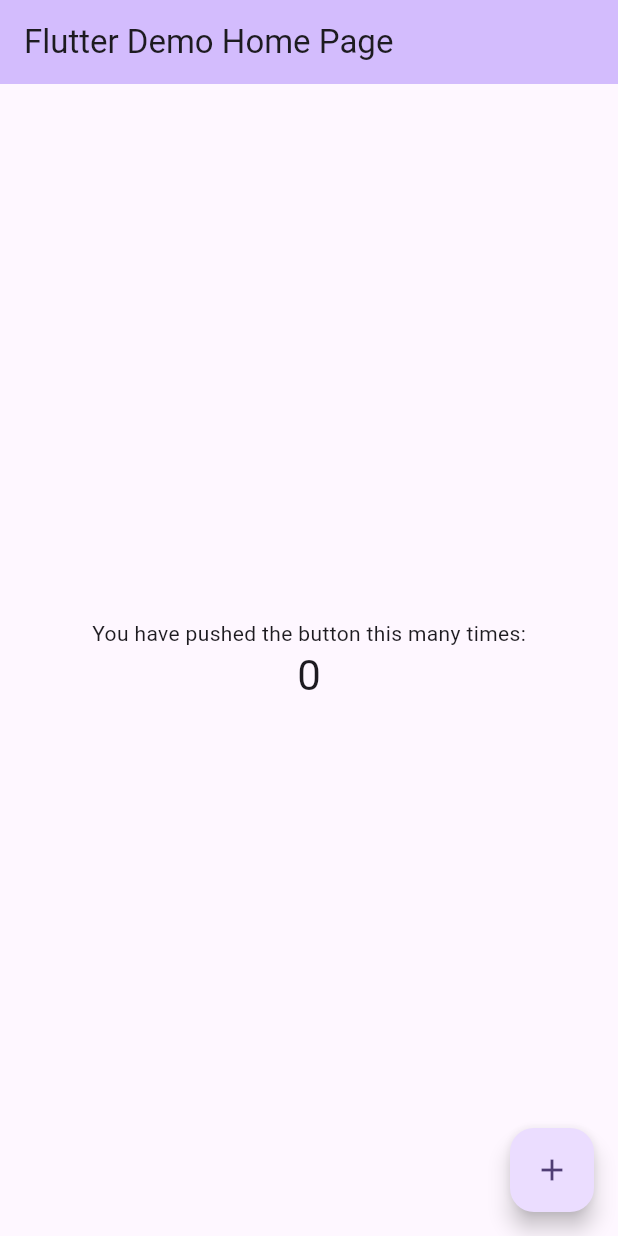
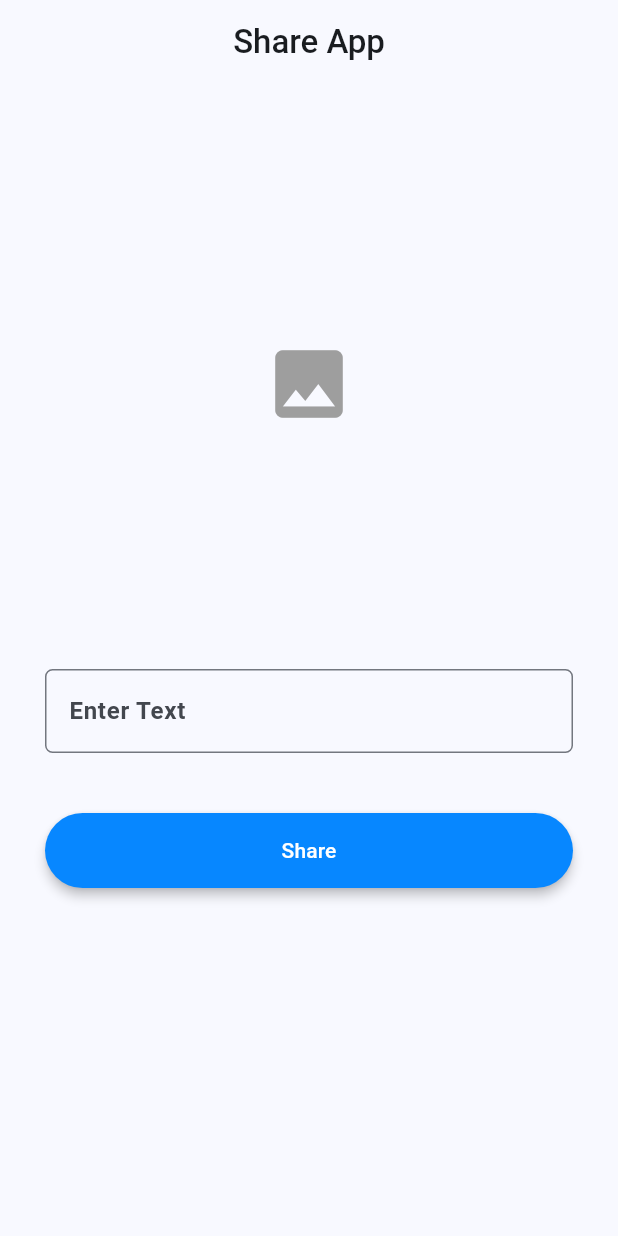
Before and after one commit to ammardev99/share_image_text, a Flutter app: the screen it shows after launch, on a phone screen of 412 x 824 dp. Run offline on Flutter 3.47's test engine with Material 3 defaults, Android fonts, the phone set to English and light mode, and no system bars; our stand-ins replace image_picker.

Commit message:
pick image and add text

```diff
--- a/lib/main.dart
+++ b/lib/main.dart
@@ -1,4 +1,6 @@
 import 'package:flutter/material.dart';
+
+import 'modules/share.dart';
 
 void main() {
   runApp(const MyApp());
@@ -7,119 +9,16 @@
 class MyApp extends StatelessWidget {
   const MyApp({super.key});
 
-  // This widget is the root of your application.
   @override
   Widget build(BuildContext context) {
     return MaterialApp(
-      title: 'Flutter Demo',
+      debugShowCheckedModeBanner: false,
+      title: 'AmmarDev99',
       theme: ThemeData(
-        // This is the theme of your application.
-        //
-        // TRY THIS: Try running your application with "flutter run". You'll see
-        // the application has a purple toolbar. Then, without quitting the app,
-        // try changing the seedColor in the colorScheme below to Colors.green
-        // and then invoke "hot reload" (save your changes or press the "hot
-        // reload" button in a Flutter-supported IDE, or press "r" if you used
-        // the command line to start the app).
-        //
-        // Notice that the counter didn't reset back to zero; the application
-        // state is not lost during the reload. To reset the state, use hot
-        // restart instead.
-        //
-        // This works for code too, not just values: Most code changes can be
-        // tested with just a hot reload.
-        colorScheme: ColorScheme.fromSeed(seedColor: Colors.deepPurple),
+        colorScheme: ColorScheme.fromSeed(seedColor: Colors.blue),
         useMaterial3: true,
       ),
-      home: const MyHomePage(title: 'Flutter Demo Home Page'),
+      home: const ShareApp(),
     );
   }
 }
-
-class MyHomePage extends StatefulWidget {
-  const MyHomePage({super.key, required this.title});
-
-  // This widget is the home page of your application. It is stateful, meaning
-  // that it has a State object (defined below) that contains fields that affect
-  // how it looks.
-
-  // This class is the configuration for the state. It holds the values (in this
-  // case the title) provided by the parent (in this case the App widget) and
-  // used by the build method of the State. Fields in a Widget subclass are
-  // always marked "final".
-
-  final String title;
-
-  @override
-  State<MyHomePage> createState() => _MyHomePageState();
-}
-
-class _MyHomePageState extends State<MyHomePage> {
-  int _counter = 0;
-
-  void _incrementCounter() {
-    setState(() {
-      // This call to setState tells the Flutter framework that something has
-      // changed in this State, which causes it to rerun the build method below
-      // so that the display can reflect the updated values. If we changed
-      // _counter without calling setState(), then the build method would not be
-      // called again, and so nothing would appear to happen.
-      _counter++;
-    });
-  }
-
-  @override
-  Widget build(BuildContext context) {
-    // This method is rerun every time setState is called, for instance as done
-    // by the _incrementCounter method above.
-    //
-    // The Flutter framework has been optimized to make rerunning build methods
-    // fast, so that you can just rebuild anything that needs updating rather
-    // than having to individually change instances of widgets.
-    return Scaffold(
-      appBar: AppBar(
-        // TRY THIS: Try changing the color here to a specific color (to
-        // Colors.amber, perhaps?) and trigger a hot reload to see the AppBar
-        // change color while the other colors stay the same.
-        backgroundColor: Theme.of(context).colorScheme.inversePrimary,
-        // Here we take the value from the MyHomePage object that was created by
-        // the App.build method, and use it to set our appbar title.
-        title: Text(widget.title),
-      ),
-      body: Center(
-        // Center is a layout widget. It takes a single child and positions it
-        // in the middle of the parent.
-        child: Column(
-          // Column is also a layout widget. It takes a list of children and
-          // arranges them vertically. By default, it sizes itself to fit its
-          // children horizontally, and tries to be as tall as its parent.
-          //
-          // Column has various properties to control how it sizes itself and
-          // how it positions its children. Here we use mainAxisAlignment to
-          // center the children vertically; the main axis here is the vertical
-          // axis because Columns are vertical (the cross axis would be
-          // horizontal).
-          //
-          // TRY THIS: Invoke "debug painting" (choose the "Toggle Debug Paint"
-          // action in the IDE, or press "p" in the console), to see the
-          // wireframe for each widget.
-          mainAxisAlignment: MainAxisAlignment.center,
-          children: <Widget>[
-            const Text(
-              'You have pushed the button this many times:',
-            ),
-            Text(
-              '$_counter',
-              style: Theme.of(context).textTheme.headlineMedium,
-            ),
-          ],
-        ),
-      ),
-      floatingActionButton: FloatingActionButton(
-        onPressed: _incrementCounter,
-        tooltip: 'Increment',
-        child: const Icon(Icons.add),
-      ), // This trailing comma makes auto-formatting nicer for build methods.
-    );
-  }
-}
--- /dev/null
+++ b/lib/modules/share.dart
@@ -0,0 +1,144 @@
+import 'dart:io';
+
+import 'package:flutter/material.dart';
+import 'package:image_picker/image_picker.dart';
+
+class ShareApp extends StatefulWidget {
+  const ShareApp({super.key});
+
+  @override
+  State<ShareApp> createState() => _ShareAppState();
+}
+
+class _ShareAppState extends State<ShareApp> {
+  final GlobalKey<FormState> _formKey = GlobalKey<FormState>();
+  get formKey => _formKey;
+  TextEditingController textController = TextEditingController();
+  File? imagePick;
+  final _picker = ImagePicker();
+
+  Future getImage() async {
+    final pickedFile =
+        await _picker.pickImage(source: ImageSource.gallery, imageQuality: 80);
+    if (pickedFile != null) {
+      setState(() {
+        imagePick = File(pickedFile.path);
+      });
+    }
+  }
+
+  @override
+  Widget build(BuildContext context) {
+    return Scaffold(
+// app bar
+      appBar: AppBar(
+        title: const Text(
+          "Share App",
+          style: TextStyle(fontWeight: FontWeight.w500),
+        ),
+        centerTitle: true,
+      ),
+      body: SingleChildScrollView(
+        scrollDirection: Axis.vertical,
+        physics: const BouncingScrollPhysics(),
+        child: Container(
+          margin: const EdgeInsets.all(20),
+          child: Form(
+            key: formKey,
+            child: Column(
+              children: [
+                const SizedBox(
+                  height: 20,
+                ),
+                // pick image
+                InkWell(
+                  onTap: () => getImage(),
+                  borderRadius: BorderRadius.circular(15),
+                  child: SizedBox(
+                    width: 320,
+                    height: 320,
+                    child: Center(
+                        child:
+// image icon
+                            imagePick == null
+                                ? const SizedBox(
+                                    height: 80,
+                                    child: Icon(
+                                      Icons.image,
+                                      color: Colors.grey,
+                                      size: 60,
+                                    ),
+                                  )
+                                : Image.file(
+                                    File(imagePick!.path),
+                                    fit: BoxFit.contain,
+                                  )),
+                  ),
+                ),
+                const SizedBox(height: 20,),
+// enter text
+                Container(
+                  margin: const EdgeInsets.all(10),
+                  child: Column(
+                    crossAxisAlignment: CrossAxisAlignment.start,
+                    children: [
+                      TextFormField(
+                          controller: textController,
+                          decoration: const InputDecoration(
+                            label: Text(
+                              "Enter Text",
+                              style: TextStyle(
+                                  fontSize: 16, fontWeight: FontWeight.bold),
+                            ),
+                            border: OutlineInputBorder(
+                                borderRadius: BorderRadius.all(
+                              Radius.circular(5),
+                            )),
+                          ),
+                          maxLines: null,
+                          minLines: 1,
+                          validator: (value) {
+                            if ((value ?? "").isEmpty) {
+                              return 'text is required';
+                            }
+                            return null;
+                          }),
+                    ],
+                  ),
+                ),
+                const SizedBox(height: 20,),
+// share button
+                Container(
+                  margin: const EdgeInsets.all(10),
+                  width: double.infinity,
+                  height: 50,
+                  child: ElevatedButton(
+                    onPressed: () async {
+                      if (!formKey.currentState!.validate()) {
+                        // await Share.share('text!');
+                        }
+                      // ignore: avoid_print
+                      print('share');
+                    },
+                    style: const ButtonStyle(
+                      elevation: WidgetStatePropertyAll(3),
+                      backgroundColor:
+                          WidgetStatePropertyAll(Color(0xFF0787FF)),
+                    ),
+                    child: const Text(
+                      "Share",
+                      style: TextStyle(color: Colors.white),
+                    ),
+                  ),
+                ),
+                const SizedBox(
+                  height: 20,
+                ),
+              ],
+            ),
+          ),
+        ),
+      ),
+    );
+  }
+}
```
Also changed, not shown: pubspec.yaml (+5 -5 lines), pubspec.lock, 7 other files.
